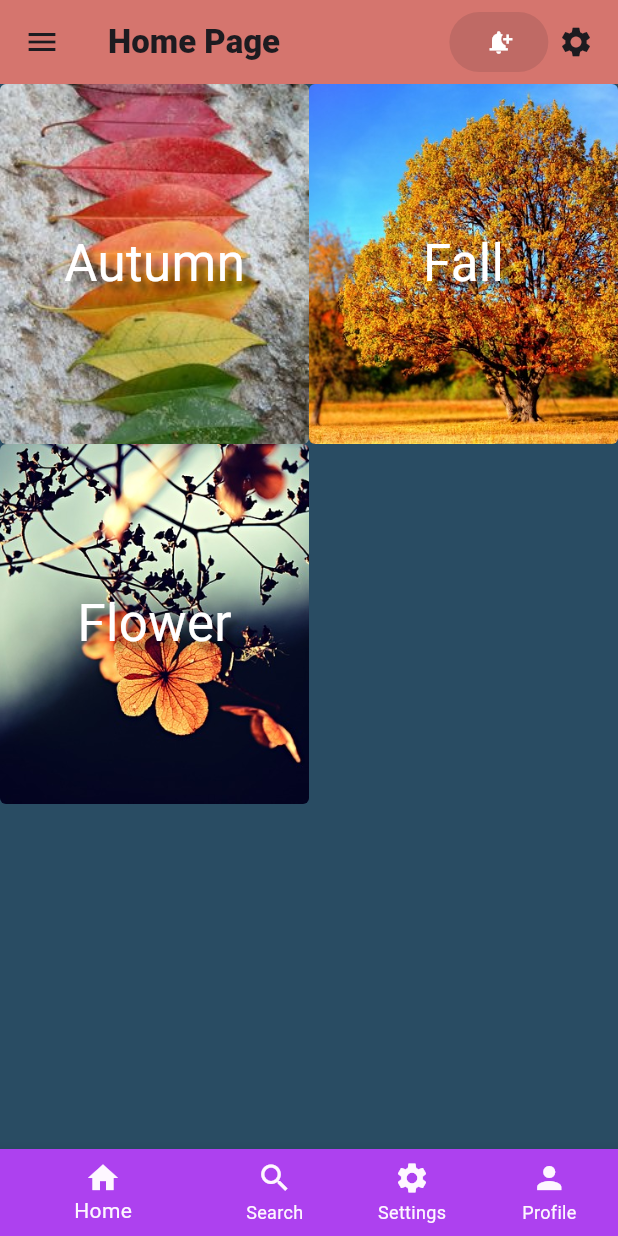
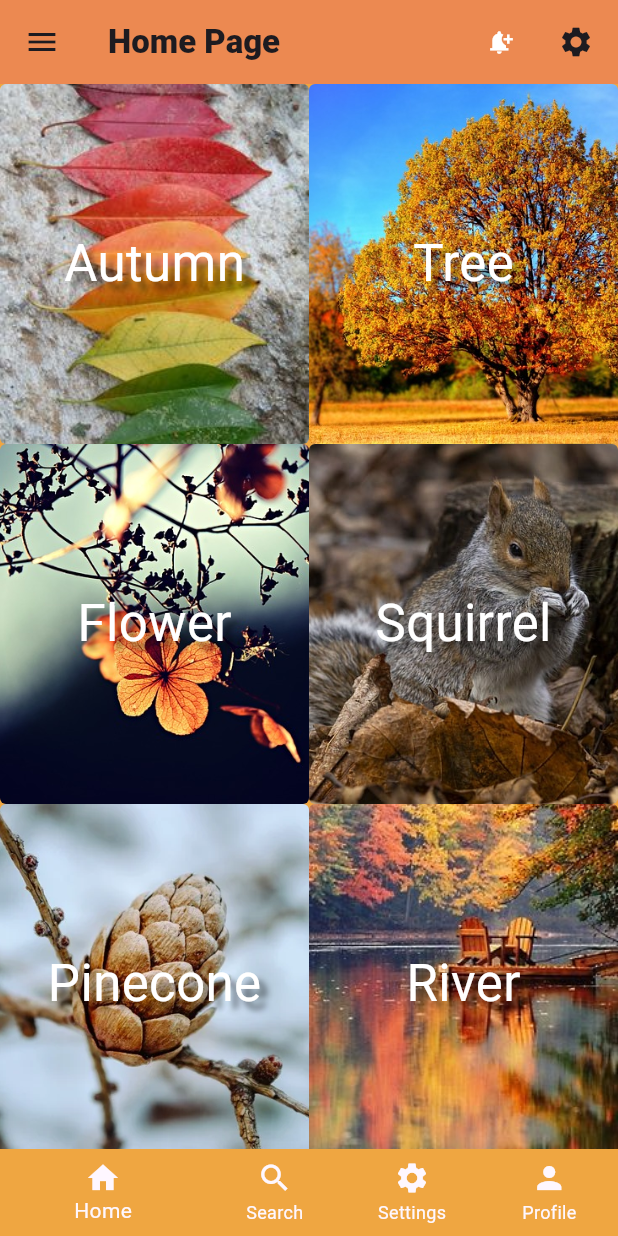
Before and after one commit to maxx003/new_flutter_project, a Flutter app: the screen it shows after launch, on a phone screen of 412 x 824 dp. Run offline on Flutter 3.47's test engine with Material 3 defaults, Android fonts, the phone set to English and light mode, and no system bars.

Commit message:
my commit

```diff
--- a/lib/screen/my_home_page.dart
+++ b/lib/screen/my_home_page.dart
@@ -1,5 +1,4 @@
 import 'package:flutter/material.dart';
-import 'package:flutter/widgets.dart';
 
 class MyHomePage extends StatefulWidget {
   const MyHomePage({super.key});
@@ -15,24 +14,24 @@ class _MyHomePageState extends State<MyHomePage> {
       'assets/images/autumn.jpg',
       'assets/images/falltree.jpg',
       'assets/images/flowers.jpg',
-      'assets/images/tree.jpg',
       'assets/images/squirrel.jpg',
-      'assets/images/winter.webp'
+      'assets/images/winter.webp',
+      'assets/images/tree.jpg'
     ];
 
     List<String> imageTitle = [
       'Autumn',
-      'Fall',
+      'Tree',
       'Flower',
-      'Tree',
       'Squirrel',
-      'Pinecone'
+      'Pinecone',
+      'River'
     ];
 
     double Width = MediaQuery.of(context).size.width;
     double Height = MediaQuery.of(context).size.height;
 
-    List<Widget> gridStuff = List.generate(3, (index) {
+    List<Widget> gridStuff = List.generate(6, (index) {
       return Container(
         width: Width,
         height: Height,
@@ -65,8 +64,8 @@ class _MyHomePageState extends State<MyHomePage> {
 
     return Scaffold(
       appBar: AppBar(
-        backgroundColor: Color.fromARGB(255, 213, 117, 110),
-        title: const Row(
+        backgroundColor: Color.fromARGB(255, 236, 137, 81),
+        title: Row(
           mainAxisAlignment: MainAxisAlignment.spaceBetween,
           children: [
             Text(
@@ -76,18 +75,60 @@ class _MyHomePageState extends State<MyHomePage> {
             SizedBox(
               width: 100,
             ),
-            ElevatedButton(
-              onPressed: null,
+            TextButton(
+              onPressed: () {
+                showDialog(
+                    context: context,
+                    builder: (BuildContext context) {
+                      return AlertDialog(
+                        title: Text('Alert'),
+                        content: Text('This is an alert dialog.'),
+                        actions: [
+                          TextButton(
+                            child: Text('OK'),
+                            onPressed: () {
+                              Navigator.of(context).pop();
+                            },
+                          )
+                        ],
+                      );
+                    });
+              },
               child: Icon(Icons.notification_add, color: Colors.white),
             ),
             Icon(Icons.settings),
           ],
         ),
       ),
-      drawer: Drawer(),
+      drawer: Drawer(
+          child: ListView(
+        children: <Widget>[
+          ListTile(
+            leading: Icon(Icons.home),
+            title: Text('Home'),
+            onTap: () {
+              Navigator.pushNamed(context, '/');
+            },
+          ),
+          ListTile(
+            leading: Icon(Icons.home),
+            title: Text('Settings'),
+            onTap: () {
+              Navigator.pushNamed(context, '/settings');
+            },
+          ),
+          ListTile(
+            leading: Icon(Icons.home),
+            title: Text('Profile'),
+            onTap: () {
+              Navigator.pushNamed(context, '/profile');
+            },
+          ),
+        ],
+      )),
       body: Container(
         decoration: BoxDecoration(
-          color: Color.fromARGB(255, 41, 76, 99),
+          color: Color.fromARGB(255, 239, 166, 65),
         ),
         child: GridView.builder(
             gridDelegate: SliverGridDelegateWithFixedCrossAxisCount(
@@ -103,25 +144,40 @@ class _MyHomePageState extends State<MyHomePage> {
               );
             }),
       ),
-      bottomNavigationBar:
-          BottomNavigationBar(showUnselectedLabels: true, items: const [
+      bottomNavigationBar: BottomNavigationBar(
+          showUnselectedLabels: true,
+          currentIndex: 0,
+          items: const [
             BottomNavigationBarItem(
-            backgroundColor: Color.fromARGB(255, 173, 65, 239),
+                backgroundColor: Color.fromARGB(255, 239, 166, 65),
                 icon: Icon(Icons.home),
                 label: 'Home'),
             BottomNavigationBarItem(
-            backgroundColor: Color.fromARGB(255, 190, 78, 218),
+                backgroundColor: Color.fromARGB(255, 239, 166, 65),
                 icon: Icon(Icons.search),
                 label: 'Search'),
             BottomNavigationBarItem(
-            backgroundColor: Color.fromARGB(255, 197, 66, 229),
+                backgroundColor: Color.fromARGB(255, 239, 166, 65),
                 icon: Icon(Icons.settings),
                 label: 'Settings'),
             BottomNavigationBarItem(
-            backgroundColor: Color.fromARGB(255, 120, 44, 132),
+                backgroundColor: Color.fromARGB(255, 239, 166, 65),
                 icon: Icon(Icons.person),
                 label: 'Profile'),
-      ]),
+          ],
+          onTap: (int index) {
+            switch (index) {
+              case 0:
+                Navigator.pushNamed(context, '/');
+                break;
+              case 2:
+                Navigator.pushNamed(context, '/settings');
+                break;
+              case 3:
+                Navigator.pushNamed(context, '/profile');
+                break;
+            }
+          }),
     );
   }
 }
```
Also changed, not shown: lib/screen/profile.dart (+37 -1 lines), lib/screen/settings.dart (+37 -1 lines). Lines whose indentation alone changed are shown as unchanged.
